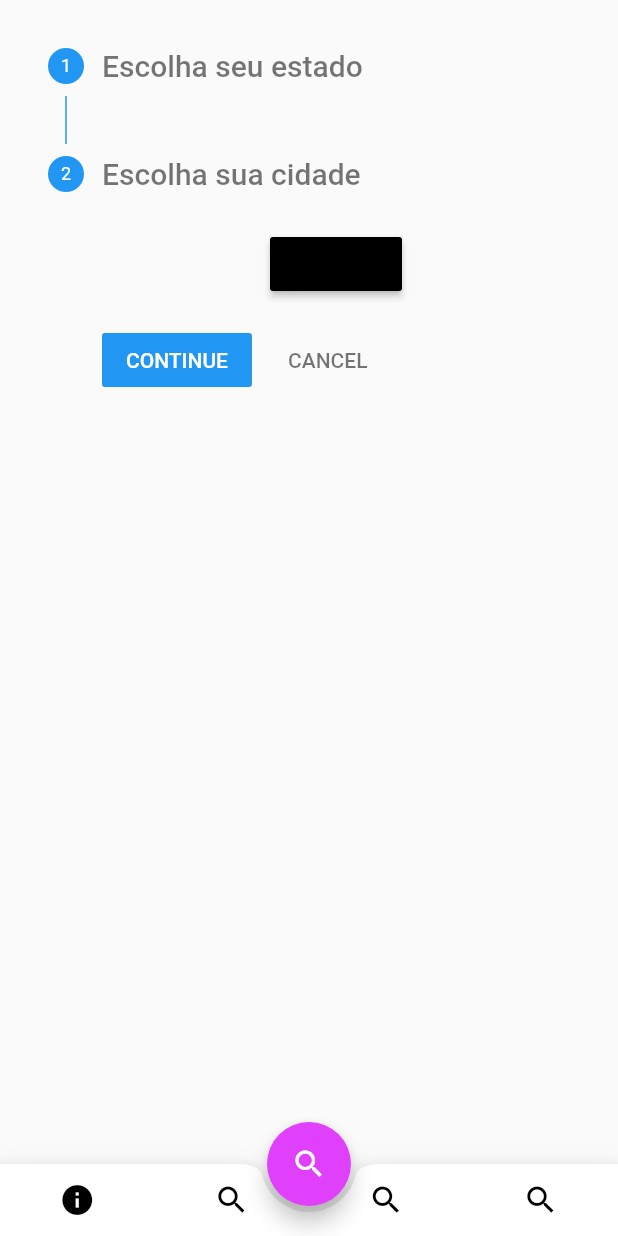
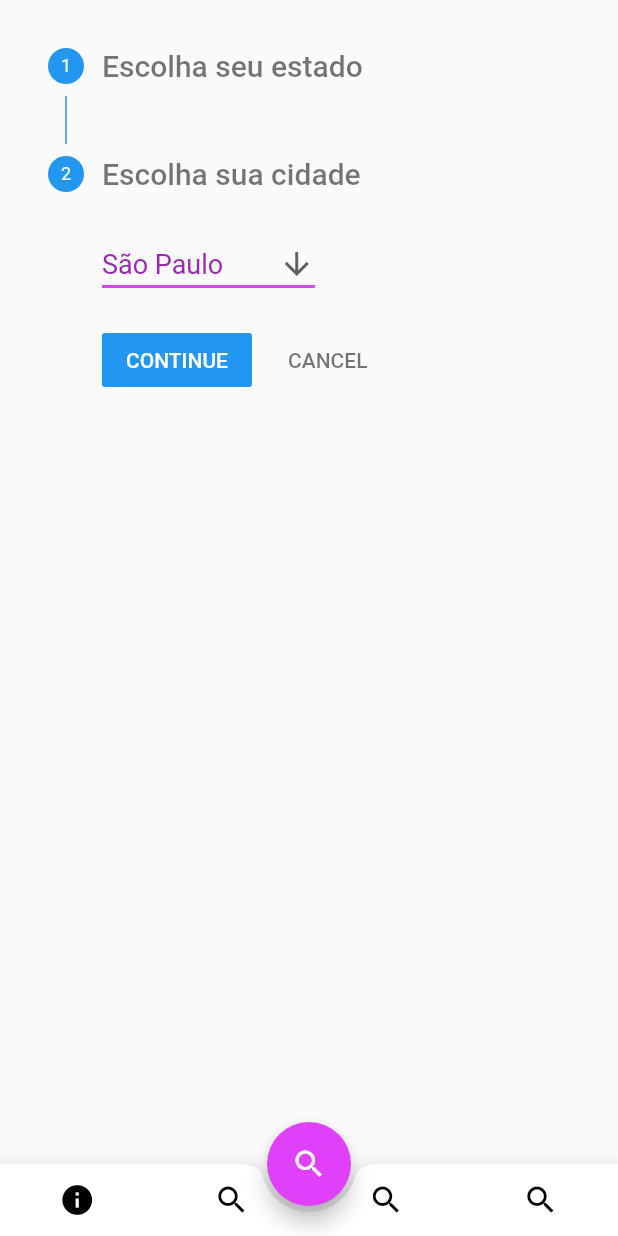
Before and after one commit to kauemurakami/municipios-ibge, a Flutter app: the screen it shows after launch, after a tap on "CONTINUE", on a phone screen of 412 x 824 dp. Run offline on Flutter 3.47's test engine with Material 2 defaults, Android fonts, the phone set to English and light mode, and no system bars.

Commit message:
adicionando dropdown menu item de cidades e estados

```diff
--- a/lib/data/models/cidade_model.dart
+++ b/lib/data/models/cidade_model.dart
@@ -0,0 +1,17 @@
+import 'package:meta/meta.dart';
+class Cidade{
+  String nome;
+  String estado;
+
+  Cidade({@required this.nome, this.estado});
+
+  static List<Cidade> getCidades(){
+    return <Cidade>[
+      Cidade(nome: "São Paulo"),
+      Cidade(nome: "Paraná"),
+      Cidade(nome: "Santa Catarina"),
+      Cidade(nome: "Rio de Janeiro"),
+      Cidade(nome: "Minas Gerais"),
+    ];
+  }
+}
--- a/lib/data/models/estado_model.dart
+++ b/lib/data/models/estado_model.dart
@@ -1,10 +1,12 @@
+import 'package:brasiltransparenteapp/data/models/cidade_model.dart';
 import 'package:meta/meta.dart';
 class Estado{
   String nome;
   String sigla;
   String nmrIBGE;
+  List<Cidade> cidades;
 
-  Estado({@required this.nome,this.sigla,this.nmrIBGE});
+  Estado({@required this.nome,this.sigla,this.nmrIBGE, this.cidades});
 
   static List<Estado> getEstados(){
     return <Estado>[
--- /dev/null
+++ b/lib/screens/android/home/components/home_dropdown_cidades_widget.dart
@@ -0,0 +1,57 @@
+import 'package:brasiltransparenteapp/data/models/cidade_model.dart';
+import 'package:brasiltransparenteapp/data/models/estado_model.dart';
+import 'package:brasiltransparenteapp/screens/android/style/text_style.dart';
+import 'package:flutter/material.dart';
+
+class DropDownCityWidget extends StatefulWidget {
+  @override
+  _DropDownCityState createState() => _DropDownCityState();
+}
+
+class _DropDownCityState extends State<DropDownCityWidget> {
+  List<Cidade> _cidades = Cidade.getCidades();
+  List<DropdownMenuItem<Cidade>> _dropdownMenuItems;
+  Cidade _selectCidade;
+
+  @override
+  void initState() {
+    _dropdownMenuItems = builDropdownMenuItems(_cidades);
+    _selectCidade = _dropdownMenuItems[0].value;
+    super.initState();
+  }
+
+  List<DropdownMenuItem<Cidade>> builDropdownMenuItems(List cidades){
+    List<DropdownMenuItem<Cidade>> items = List();
+    for(Cidade cidade in cidades){
+      items.add(DropdownMenuItem(
+        value: cidade,
+        child: Text(cidade.nome,style: styleTextDropDown,),
+      ));
+    }
+    return items;
+  }
+
+  onChangeDropdownItem(Cidade cidade){
+    setState(() {
+      _selectCidade = cidade;
+    });
+  }
+
+  @override
+  Widget build(BuildContext context) {
+    return Row(
+      children: <Widget>[
+        DropdownButton<Cidade>(
+          value: _selectCidade,
+          icon: Icon(Icons.arrow_downward),
+          iconSize: 24,
+          elevation: 16,
+          style: styleTextDropDown,
+          items: _dropdownMenuItems,
+          underline: Container(height: 2, color: Theme.of(context).accentColor),
+          onChanged: onChangeDropdownItem,
+        ),
+      ],
+    );
+  }
+}
--- a/lib/screens/android/home/components/home_dropdown_widget.dart
+++ b/lib/screens/android/home/components/home_dropdown_estados_widget.dart
@@ -1,4 +1,5 @@
 import 'package:brasiltransparenteapp/data/models/estado_model.dart';
+import 'package:brasiltransparenteapp/screens/android/style/text_style.dart';
 import 'package:flutter/material.dart';
 
 class DropDownWidget extends StatefulWidget {
@@ -23,7 +24,7 @@ class _DropDownWidgetState extends State<DropDownWidget> {
     for(Estado estado in estados){
       items.add(DropdownMenuItem(
         value: estado,
-        child: Text(estado.nome),
+        child: Text(estado.nome,style: styleTextDropDown,),
       ));
     }
     return items;
@@ -44,11 +45,10 @@ class _DropDownWidgetState extends State<DropDownWidget> {
           icon: Icon(Icons.arrow_downward),
           iconSize: 24,
           elevation: 16,
-          style: TextStyle(color: Theme.of(context).primaryColor),
+          style: styleTextDropDown,
           items: _dropdownMenuItems,
           underline: Container(height: 2, color: Theme.of(context).accentColor),
           onChanged: onChangeDropdownItem,
-          //retorna os estados
         ),
       ],
     );
--- a/lib/screens/android/home/components/home_stepper_widget.dart
+++ b/lib/screens/android/home/components/home_stepper_widget.dart
@@ -1,6 +1,8 @@
-import 'package:brasiltransparenteapp/screens/android/home/components/home_dropdown_widget.dart';
-import 'package:brasiltransparenteapp/screens/android/style/text_style_stepper_home.dart';
+import 'package:brasiltransparenteapp/screens/android/home/components/home_dropdown_cidades_widget.dart';
+import 'package:brasiltransparenteapp/screens/android/style/text_style.dart';
 import 'package:flutter/material.dart';
+
+import 'home_dropdown_estados_widget.dart';
 class StepperWidget extends StatefulWidget {
   @override
   _StepperWidgetState createState() => _StepperWidgetState();
@@ -12,17 +14,13 @@ class _StepperWidgetState extends State<StepperWidget> {
   List<Step> _mySteps() {
     List<Step> _steps = [
       Step(
-        title: Text("Escolha seu estado", style: styleText,),
+        title: Text("Escolha seu estado", style: styleTextStepper,),
         content: DropDownWidget(),
         isActive: _currentStep >= 0,
       ),
       Step(
-        title: Text("Escolha sua cidade", style: styleText,),
-        content: RaisedButton(
-          onPressed: () {},
-          child: Text("Teste"),
-          color: Colors.black,
-        ),
+        title: Text("Escolha sua cidade", style: styleTextStepper,),
+        content: DropDownCityWidget(),
         isActive: _currentStep >= 1,
       )
     ];
--- /dev/null
+++ b/lib/screens/android/style/text_style.dart
@@ -0,0 +1,12 @@
+import 'package:brasiltransparenteapp/theme/app_theme.dart';
+import 'package:flutter/material.dart';
+
+final TextStyle styleTextStepper= TextStyle(
+  color: Colors.black54,
+  fontSize: 20,
+);
+
+final TextStyle styleTextDropDown = TextStyle(
+  color: appThemeData.primaryColor,
+  fontSize: 18
+);
--- a/lib/screens/android/style/text_style_stepper_home.dart
+++ /dev/null
@@ -1,6 +0,0 @@
-import 'package:flutter/material.dart';
-
-final TextStyle styleText= TextStyle(
-  color: Colors.black54,
-  fontSize: 20,
-);
```
